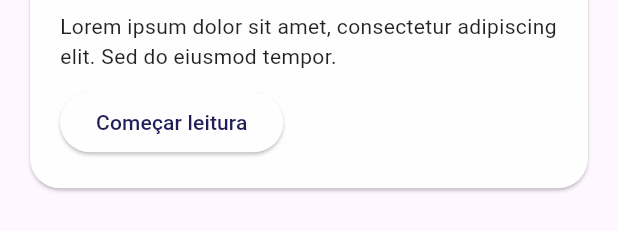
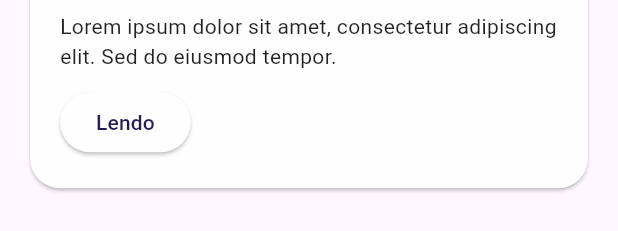
Before and after one commit to FelipeAlves14/Projeto-Mobile, a Flutter app: what livroPopular() shows on an empty page, opened directly, after a tap on "Começar leitura", on a phone screen of 412 x 824 dp. Shown: the part 693-924 px from the top of the screen. Run offline on Flutter 3.47's test engine with Material 3 defaults, Android fonts, the phone set to English and light mode, and no system bars.

Commit message:
refactor: remove unnecessary comment and update button text based on reading status

```diff
--- a/hibrido/lib/views/feed_view.dart
+++ b/hibrido/lib/views/feed_view.dart
@@ -11,7 +11,6 @@ Future<List<Postagem>> fetchPostagens() async {
   final response = await http.get(Uri.parse('$apiUrl/postagens'));
 
   if (response.statusCode == 200) {
-    // Se a chamada for bem-sucedida, analise os dados e retorne uma lista de postagens
     return jsonDecode(response.body);
   } else {
     throw Exception('Falha ao carregar postagens');
--- a/hibrido/lib/views/livro.dart
+++ b/hibrido/lib/views/livro.dart
@@ -46,7 +46,7 @@ Widget livroPopular() {
                       foregroundColor: Colors.white,
                     ),
                     child: Text(
-                      'Começar leitura',
+                      naEstante ? 'Lendo' : 'Começar leitura',
                       style: TextStyle(
                         color: Color(naEstante ? 0xFF221D57 : 0xFFFEFEFE),
                         fontSize: 14,
```
